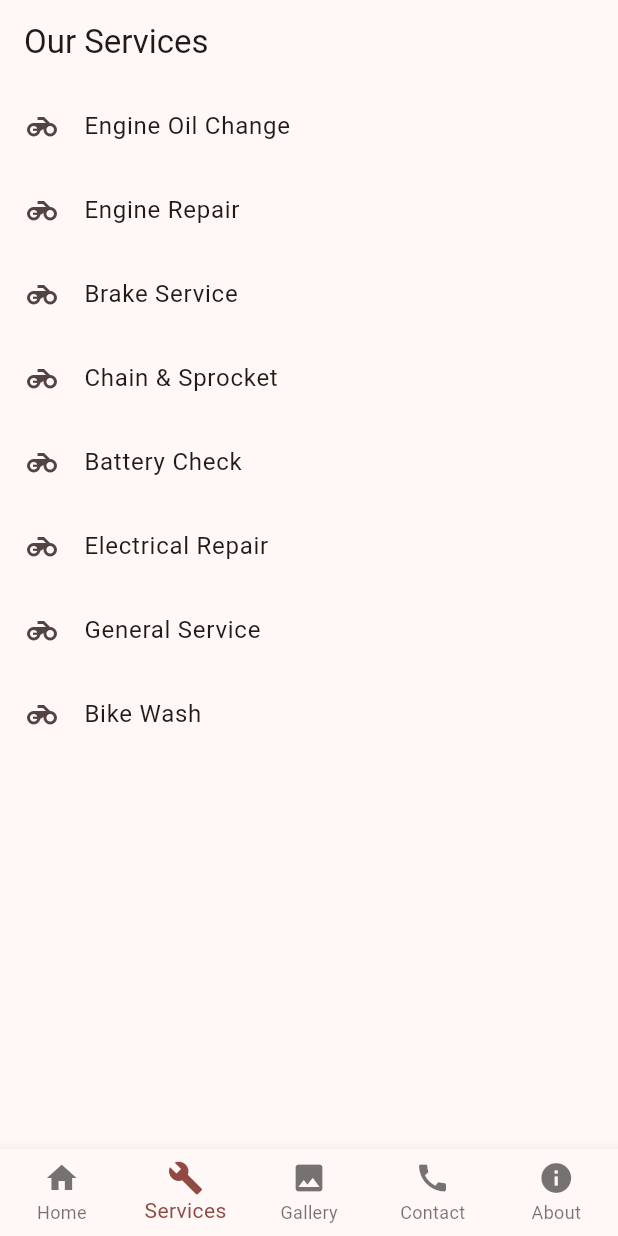
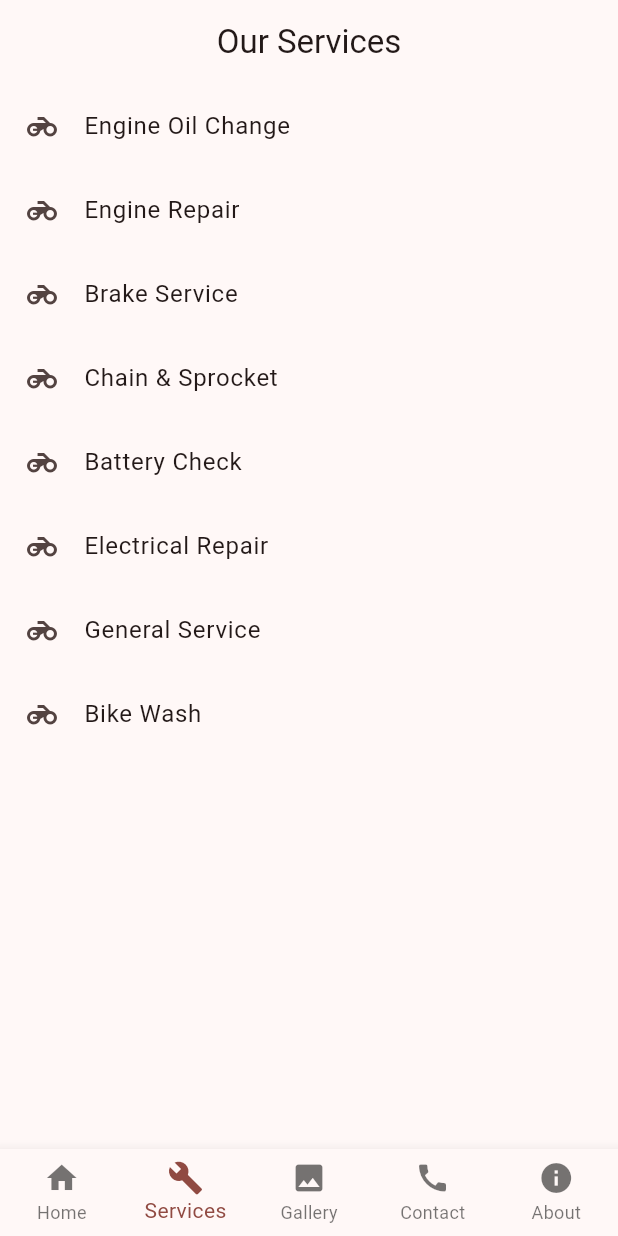
Before and after one commit to raihanauto/raihan-auto-service, a Flutter app: the screen it shows after launch, item 2 of the bottom bar chosen, on a phone screen of 412 x 824 dp. Run offline on Flutter 3.47's test engine with Material 3 defaults, Android fonts, the phone set to English and light mode, and no system bars.

Commit message:
Update app.dart

```diff
--- a/lib/app.dart
+++ b/lib/app.dart
@@ -1,6 +1,7 @@
 import 'package:flutter/material.dart';
 
 import 'screens/navigation_screen.dart';
+import 'theme/app_theme.dart';
 
 class RaihanAutoApp extends StatelessWidget {
   const RaihanAutoApp({super.key});
@@ -8,12 +9,9 @@ class RaihanAutoApp extends StatelessWidget {
   @override
   Widget build(BuildContext context) {
     return MaterialApp(
+      debugShowCheckedModeBanner: false,
       title: 'Raihan Auto Service',
-      debugShowCheckedModeBanner: false,
-      theme: ThemeData(
-        useMaterial3: true,
-        colorSchemeSeed: Colors.red,
-      ),
+      theme: AppTheme.lightTheme,
       home: const NavigationScreen(),
     );
   }
```
